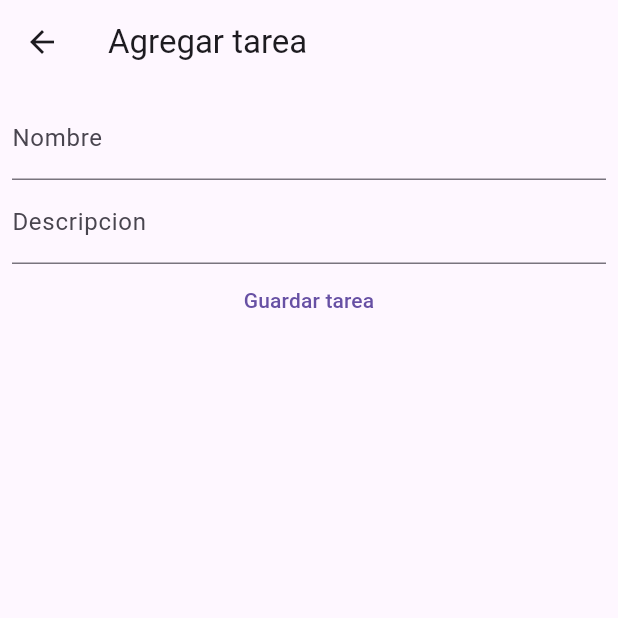
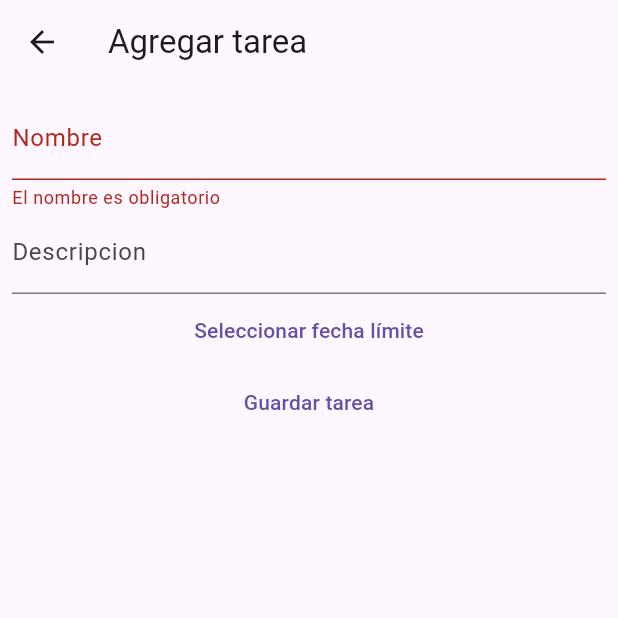
Before and after one commit to Jeronimo1520/todo_list_flutter, a Flutter app: the AddTodoPage screen opened directly, after a tap on "Guardar tarea", on a phone screen of 412 x 824 dp, the top half of it. Run offline on Flutter 3.47's test engine with Material 3 defaults, Android fonts, the phone set to English and light mode, and no system bars.

Commit message:
feat: Campo de fecha límite

```diff
--- a/lib/controllers/CreateTodoController.dart
+++ b/lib/controllers/CreateTodoController.dart
@@ -10,11 +10,11 @@ String? validatorName(String? name) {
 }
 
 saveTodo(GlobalKey<FormState> _key,
-    {required String? name, required String? description, required TodoProvider provider}) {
+    {required String? name, required String? description,  required TodoProvider provider, required DateTime? deadline}) {
   if (_key.currentState!.validate()) {
     _key.currentState!.save();
     if (name != null && description != null) {
-      Todo contact = Todo(name: name, description: description, status: false);
+      Todo contact = Todo(name: name, description: description, status: false, deadline: deadline );
       provider.addTodo(contact);
     }
   }
--- a/lib/model/todo.dart
+++ b/lib/model/todo.dart
@@ -2,7 +2,8 @@ class Todo {
   String name;
   String description;
   bool? status;
+  DateTime? deadline;
 
-  Todo({required this.name, required this.description, required this.status});
+  Todo({required this.name, required this.description, required this.status, required this.deadline});
 
 }
--- a/lib/views/pages/ListTodo.dart
+++ b/lib/views/pages/ListTodo.dart
@@ -36,15 +36,21 @@ Widget build(BuildContext context) {
                   title: Text(
                     todo.name,
                     style: todo.status ?? false
-                      ? TextStyle(decoration: TextDecoration.lineThrough)
+                        ? const TextStyle(decoration: TextDecoration.lineThrough)
                         : null,
                   ),
-                subtitle: Text(todo.description),
+                  subtitle: Column(
+                    crossAxisAlignment: CrossAxisAlignment.start,
+                    children: [
+                      Text(todo.description),
+                      Text(
+                          'Fecha límite: ${todo.deadline?.toLocal().toString().split(' ')[0] ?? 'No establecida'}') // Muestra la fecha límite aquí
+                    ],
+                  ),
                   trailing: IconButton(
-                  icon: Icon(Icons.delete),
+                    icon: const Icon(Icons.delete),
                     onPressed: () {
                       todoProvider.deleteTodo(todo);
-
                     },
                   ),
                 ),
@@ -55,7 +61,7 @@ Widget build(BuildContext context) {
       ),
       floatingActionButton: FloatingActionButton(
         elevation: 10.0,
-      child: Icon(Icons.add),
+        child: const Icon(Icons.add),
         backgroundColor: Colors.blueGrey,
         onPressed: () => loadCreateTodoPage(context),
       ),
@@ -84,8 +90,7 @@ Widget build(BuildContext context) {
           subtitle: Text(todo.description,
               style: todo.status ?? false
                   ? const TextStyle(decoration: TextDecoration.lineThrough)
-                  : null
-          ),
+                  : null),
           trailing: IconButton(
             icon: const Icon(Icons.delete),
             onPressed: () {
--- a/lib/views/pages/addTodo.dart
+++ b/lib/views/pages/addTodo.dart
@@ -14,22 +14,22 @@ class _AddTodoPageState extends State<AddTodoPage> {
   final GlobalKey<FormState> _key = GlobalKey();
 
   String? name = "";
-  String? description= "";
+  String? description = "";
+  DateTime? deadline;
 
- @override
+  @override
   Widget build(BuildContext context) {
     return Scaffold(
       appBar: AppBar(
         title: const Text('Agregar tarea'),
       ),
       body: Consumer<TodoProvider>(
-          builder: (context, todoProvider, child) =>
-              contactForm(todoProvider)),
+          builder: (context, todoProvider, child) => contactForm(todoProvider)),
     );
   }
 
   Form contactForm(TodoProvider todoProvider) {
-  return Form(
+    return Form(
       key: _key,
       child: Padding(
         padding: const EdgeInsets.all(8.0),
@@ -37,23 +37,47 @@ class _AddTodoPageState extends State<AddTodoPage> {
           children: [
             TextFormField(
               onChanged: (newValue) => name = newValue,
+              validator: validatorName,
               decoration: const InputDecoration(
-                  labelText: "Nombre", hintText: "Ingrese el nombre de la tarea"),
+                  labelText: "Nombre",
+                  hintText: "Ingrese el nombre de la tarea"),
             ),
             TextFormField(
               onChanged: (newValue) => description = newValue,
               decoration: const InputDecoration(
-                  labelText: "Descripcion", hintText: "Ingrese la descripcion de la tarea"),
+                  labelText: "Descripcion",
+                  hintText: "Ingrese la descripcion de la tarea"),
             ),
             TextButton(
-              onPressed: () => saveTodo(_key,
-                  name: name, description: description, provider: todoProvider),
+              onPressed: () async {
+                final DateTime? picked = await showDatePicker(
+                  context: context,
+                  initialDate: DateTime.now(),
+                  firstDate: DateTime(2000),
+                  lastDate: DateTime(2100),
+                );
+                if (picked != null) deadline = picked;
+              },
+              child: Text(deadline == null
+                  ? "Seleccionar fecha límite"
+                  : "Fecha límite: ${deadline.toString()}"),
+            ),
+            TextButton(
+              onPressed: () {
+                if (_key.currentState!.validate()) {
+                  // Asegúrate de que el formulario es válido antes de guardar la tarea
+                  saveTodo(_key,
+                      name: name,
+                      description: description,
+                      provider: todoProvider,
+                      deadline: deadline);
+                }
+              },
               child: const Text("Guardar tarea"),
             )
           ],
         ),
       ),
     );
+  }
 }
-
-}
```
Also changed, not shown: 1 other file. Lines whose indentation alone changed are shown as unchanged.
